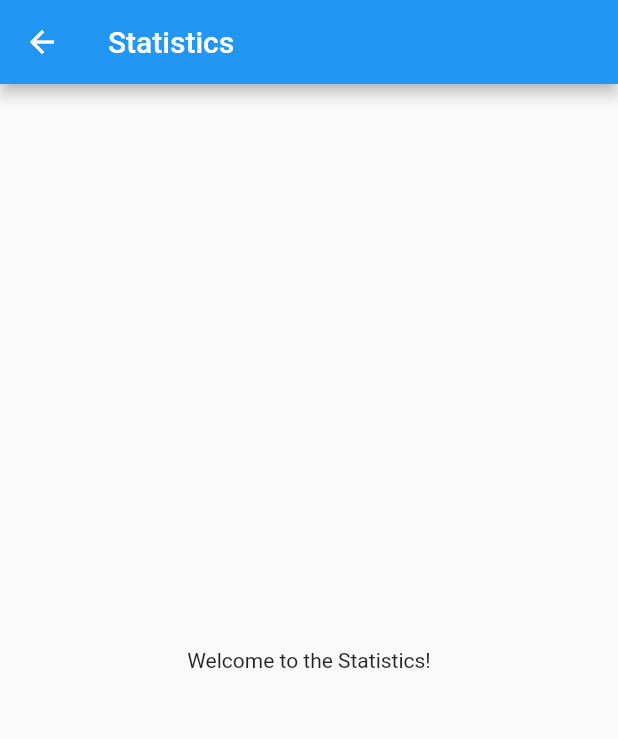
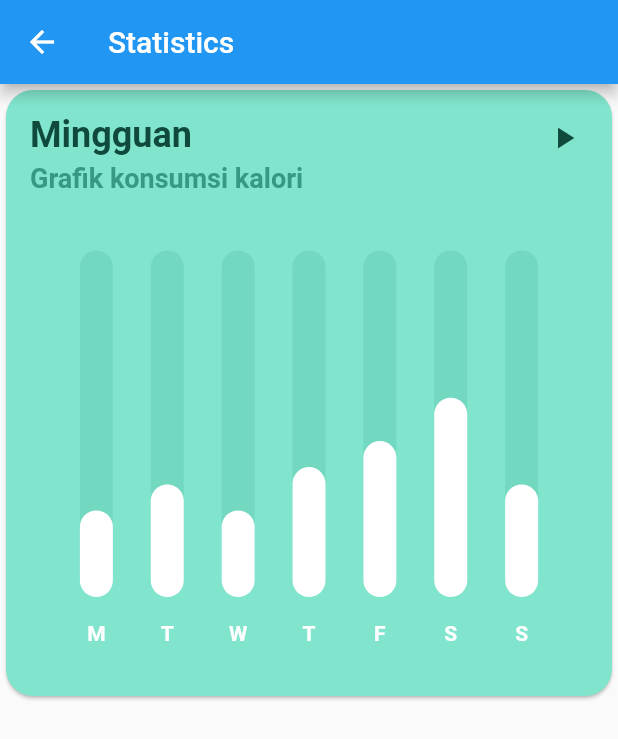
Before and after one commit to yuuutong/Orbital-Project, a Flutter app: the Statistics screen opened directly, on a phone screen of 412 x 824 dp. Shown: the top 739 px of the screen. Run offline on Flutter 3.47's test engine with Material 2 defaults, Android fonts, the light colour scheme and no system bars; drawn by our look-alikes of fl_chart; our stand-ins replace cloud_firestore, firebase_auth, firebase_core, flutter_spinkit, flutter_tags; missing offline and left inert: dart:ffi; accounts and stored records are empty.

Commit message:
imported bar chart

```diff
--- /dev/null
+++ b/sleeplah/lib/Component/chart.dart
@@ -0,0 +1,370 @@
+import 'dart:async';
+import 'dart:math';
+import 'package:fl_chart/fl_chart.dart';
+import 'package:flutter/material.dart';
+import 'color_extensions.dart';
+// import 'package:example/utils/color_extensions.dart';
+
+class BarChartSample1 extends StatefulWidget {
+  final List<Color> availableColors = const [
+    Colors.purpleAccent,
+    Colors.yellow,
+    Colors.lightBlue,
+    Colors.orange,
+    Colors.pink,
+    Colors.redAccent,
+  ];
+
+  const BarChartSample1({Key? key}) : super(key: key);
+
+  @override
+  State<StatefulWidget> createState() => BarChartSample1State();
+}
+
+class BarChartSample1State extends State<BarChartSample1> {
+  final Color barBackgroundColor = const Color(0xff72d8bf);
+  final Duration animDuration = const Duration(milliseconds: 250);
+
+  int touchedIndex = -1;
+
+  bool isPlaying = false;
+
+  @override
+  Widget build(BuildContext context) {
+    return AspectRatio(
+      aspectRatio: 1,
+      child: Card(
+        shape: RoundedRectangleBorder(borderRadius: BorderRadius.circular(18)),
+        color: const Color(0xff81e5cd),
+        child: Stack(
+          children: <Widget>[
+            Padding(
+              padding: const EdgeInsets.all(16),
+              child: Column(
+                crossAxisAlignment: CrossAxisAlignment.stretch,
+                mainAxisAlignment: MainAxisAlignment.start,
+                mainAxisSize: MainAxisSize.max,
+                children: <Widget>[
+                  const Text(
+                    'Mingguan',
+                    style: TextStyle(
+                        color: Color(0xff0f4a3c),
+                        fontSize: 24,
+                        fontWeight: FontWeight.bold),
+                  ),
+                  const SizedBox(
+                    height: 4,
+                  ),
+                  const Text(
+                    'Grafik konsumsi kalori',
+                    style: TextStyle(
+                        color: Color(0xff379982),
+                        fontSize: 18,
+                        fontWeight: FontWeight.bold),
+                  ),
+                  const SizedBox(
+                    height: 38,
+                  ),
+                  Expanded(
+                    child: Padding(
+                      padding: const EdgeInsets.symmetric(horizontal: 8.0),
+                      child: BarChart(
+                        isPlaying ? randomData() : mainBarData(),
+                        swapAnimationDuration: animDuration,
+                      ),
+                    ),
+                  ),
+                  const SizedBox(
+                    height: 12,
+                  ),
+                ],
+              ),
+            ),
+            Padding(
+              padding: const EdgeInsets.all(8.0),
+              child: Align(
+                alignment: Alignment.topRight,
+                child: IconButton(
+                  icon: Icon(
+                    isPlaying ? Icons.pause : Icons.play_arrow,
+                    color: const Color(0xff0f4a3c),
+                  ),
+                  onPressed: () {
+                    setState(() {
+                      isPlaying = !isPlaying;
+                      if (isPlaying) {
+                        refreshState();
+                      }
+                    });
+                  },
+                ),
+              ),
+            )
+          ],
+        ),
+      ),
+    );
+  }
+
+  BarChartGroupData makeGroupData(
+    int x,
+    double y, {
+    bool isTouched = false,
+    Color barColor = Colors.white,
+    double width = 22,
+    List<int> showTooltips = const [],
+  }) {
+    return BarChartGroupData(
+      x: x,
+      barRods: [
+        BarChartRodData(
+          toY: isTouched ? y + 1 : y,
+          color: isTouched ? Colors.yellow : barColor,
+          width: width,
+          borderSide: isTouched
+              ? BorderSide(color: Colors.yellow.darken(), width: 1)
+              : const BorderSide(color: Colors.white, width: 0),
+          backDrawRodData: BackgroundBarChartRodData(
+            show: true,
+            toY: 20,
+            color: barBackgroundColor,
+          ),
+        ),
+      ],
+      showingTooltipIndicators: showTooltips,
+    );
+  }
+
+  List<BarChartGroupData> showingGroups() => List.generate(7, (i) {
+        switch (i) {
+          case 0:
+            return makeGroupData(0, 5, isTouched: i == touchedIndex);
+          case 1:
+            return makeGroupData(1, 6.5, isTouched: i == touchedIndex);
+          case 2:
+            return makeGroupData(2, 5, isTouched: i == touchedIndex);
+          case 3:
+            return makeGroupData(3, 7.5, isTouched: i == touchedIndex);
+          case 4:
+            return makeGroupData(4, 9, isTouched: i == touchedIndex);
+          case 5:
+            return makeGroupData(5, 11.5, isTouched: i == touchedIndex);
+          case 6:
+            return makeGroupData(6, 6.5, isTouched: i == touchedIndex);
+          default:
+            return throw Error();
+        }
+      });
+
+  BarChartData mainBarData() {
+    return BarChartData(
+      barTouchData: BarTouchData(
+        touchTooltipData: BarTouchTooltipData(
+            tooltipBgColor: Colors.blueGrey,
+            getTooltipItem: (group, groupIndex, rod, rodIndex) {
+              String weekDay;
+              switch (group.x.toInt()) {
+                case 0:
+                  weekDay = 'Monday';
+                  break;
+                case 1:
+                  weekDay = 'Tuesday';
+                  break;
+                case 2:
+                  weekDay = 'Wednesday';
+                  break;
+                case 3:
+                  weekDay = 'Thursday';
+                  break;
+                case 4:
+                  weekDay = 'Friday';
+                  break;
+                case 5:
+                  weekDay = 'Saturday';
+                  break;
+                case 6:
+                  weekDay = 'Sunday';
+                  break;
+                default:
+                  throw Error();
+              }
+              return BarTooltipItem(
+                weekDay + '\n',
+                const TextStyle(
+                  color: Colors.white,
+                  fontWeight: FontWeight.bold,
+                  fontSize: 18,
+                ),
+                children: <TextSpan>[
+                  TextSpan(
+                    text: (rod.toY - 1).toString(),
+                    style: const TextStyle(
+                      color: Colors.yellow,
+                      fontSize: 16,
+                      fontWeight: FontWeight.w500,
+                    ),
+                  ),
+                ],
+              );
+            }),
+        touchCallback: (FlTouchEvent event, barTouchResponse) {
+          setState(() {
+            if (!event.isInterestedForInteractions ||
+                barTouchResponse == null ||
+                barTouchResponse.spot == null) {
+              touchedIndex = -1;
+              return;
+            }
+            touchedIndex = barTouchResponse.spot!.touchedBarGroupIndex;
+          });
+        },
+      ),
+      titlesData: FlTitlesData(
+        show: true,
+        rightTitles: AxisTitles(
+          sideTitles: SideTitles(showTitles: false),
+        ),
+        topTitles: AxisTitles(
+          sideTitles: SideTitles(showTitles: false),
+        ),
+        bottomTitles: AxisTitles(
+          sideTitles: SideTitles(
+            showTitles: true,
+            getTitlesWidget: getTitles,
+            reservedSize: 38,
+          ),
+        ),
+        leftTitles: AxisTitles(
+          sideTitles: SideTitles(
+            showTitles: false,
+          ),
+        ),
+      ),
+      borderData: FlBorderData(
+        show: false,
+      ),
+      barGroups: showingGroups(),
+      gridData: FlGridData(show: false),
+    );
+  }
+
+  Widget getTitles(double value, TitleMeta meta) {
+    const style = TextStyle(
+      color: Colors.white,
+      fontWeight: FontWeight.bold,
+      fontSize: 14,
+    );
+    Widget text;
+    switch (value.toInt()) {
+      case 0:
+        text = const Text('M', style: style);
+        break;
+      case 1:
+        text = const Text('T', style: style);
+        break;
+      case 2:
+        text = const Text('W', style: style);
+        break;
+      case 3:
+        text = const Text('T', style: style);
+        break;
+      case 4:
+        text = const Text('F', style: style);
+        break;
+      case 5:
+        text = const Text('S', style: style);
+        break;
+      case 6:
+        text = const Text('S', style: style);
+        break;
+      default:
+        text = const Text('', style: style);
+        break;
+    }
+    return SideTitleWidget(
+      axisSide: meta.axisSide,
+      space: 16,
+      child: text,
+    );
+  }
+
+  BarChartData randomData() {
+    return BarChartData(
+      barTouchData: BarTouchData(
+        enabled: false,
+      ),
+      titlesData: FlTitlesData(
+        show: true,
+        bottomTitles: AxisTitles(
+          sideTitles: SideTitles(
+            showTitles: true,
+            getTitlesWidget: getTitles,
+            reservedSize: 38,
+          ),
+        ),
+        leftTitles: AxisTitles(
+          sideTitles: SideTitles(
+            showTitles: false,
+          ),
+        ),
+        topTitles: AxisTitles(
+          sideTitles: SideTitles(
+            showTitles: false,
+          ),
+        ),
+        rightTitles: AxisTitles(
+          sideTitles: SideTitles(
+            showTitles: false,
+          ),
+        ),
+      ),
+      borderData: FlBorderData(
+        show: false,
+      ),
+      barGroups: List.generate(7, (i) {
+        switch (i) {
+          case 0:
+            return makeGroupData(0, Random().nextInt(15).toDouble() + 6,
+                barColor: widget.availableColors[
+                    Random().nextInt(widget.availableColors.length)]);
+          case 1:
+            return makeGroupData(1, Random().nextInt(15).toDouble() + 6,
+                barColor: widget.availableColors[
+                    Random().nextInt(widget.availableColors.length)]);
+          case 2:
+            return makeGroupData(2, Random().nextInt(15).toDouble() + 6,
+                barColor: widget.availableColors[
+                    Random().nextInt(widget.availableColors.length)]);
+          case 3:
+            return makeGroupData(3, Random().nextInt(15).toDouble() + 6,
+                barColor: widget.availableColors[
+                    Random().nextInt(widget.availableColors.length)]);
+          case 4:
+            return makeGroupData(4, Random().nextInt(15).toDouble() + 6,
+                barColor: widget.availableColors[
+                    Random().nextInt(widget.availableColors.length)]);
+          case 5:
+            return makeGroupData(5, Random().nextInt(15).toDouble() + 6,
+                barColor: widget.availableColors[
+                    Random().nextInt(widget.availableColors.length)]);
+          case 6:
+            return makeGroupData(6, Random().nextInt(15).toDouble() + 6,
+                barColor: widget.availableColors[
+                    Random().nextInt(widget.availableColors.length)]);
+          default:
+            return throw Error();
+        }
+      }),
+      gridData: FlGridData(show: false),
+    );
+  }
+
+  Future<dynamic> refreshState() async {
+    setState(() {});
+    await Future<dynamic>.delayed(
+        animDuration + const Duration(milliseconds: 50));
+    if (isPlaying) {
+      await refreshState();
+    }
+  }
+}
--- a/sleeplah/lib/Screens/Statistics.dart
+++ b/sleeplah/lib/Screens/Statistics.dart
@@ -1,4 +1,5 @@
 import 'package:flutter/material.dart';
+import 'package:sleeplah/Component/chart.dart';
 
 class Statistics extends StatefulWidget {
   const Statistics({Key? key}) : super(key: key);
@@ -14,9 +15,7 @@ class _StatisticsState extends State<Statistics> {
       appBar: AppBar(
         title: const Text("Statistics")
         ),
-      body: const Center(
-        child: Text('Welcome to the Statistics!'),
-      ),
+      body: BarChartSample1(),
     );
   }
 }
--- a/sleeplah/lib/Screens/stats/Statistics.dart
+++ /dev/null
@@ -1,22 +0,0 @@
-import 'package:flutter/material.dart';
-
-class Statistics extends StatefulWidget {
-  const Statistics({Key? key}) : super(key: key);
-
-  @override
-  State<Statistics> createState() => _StatisticsState();
-}
-
-class _StatisticsState extends State<Statistics> {
-  @override
-  Widget build(BuildContext context) {
-    return Scaffold(
-      appBar: AppBar(
-        title: const Text("Statistics")
-        ),
-      body: const Center(
-        child: Text('Welcome to the Statistics!'),
-      ),
-    );
-  }
-}
```
Also changed, not shown: sleeplah/lib/Component/color_extensions.dart (added, +11 -0 lines), sleeplah/lib/Screens/stats/chart.dart (deleted, +0 -296 lines), sleeplah/pubspec.lock.
